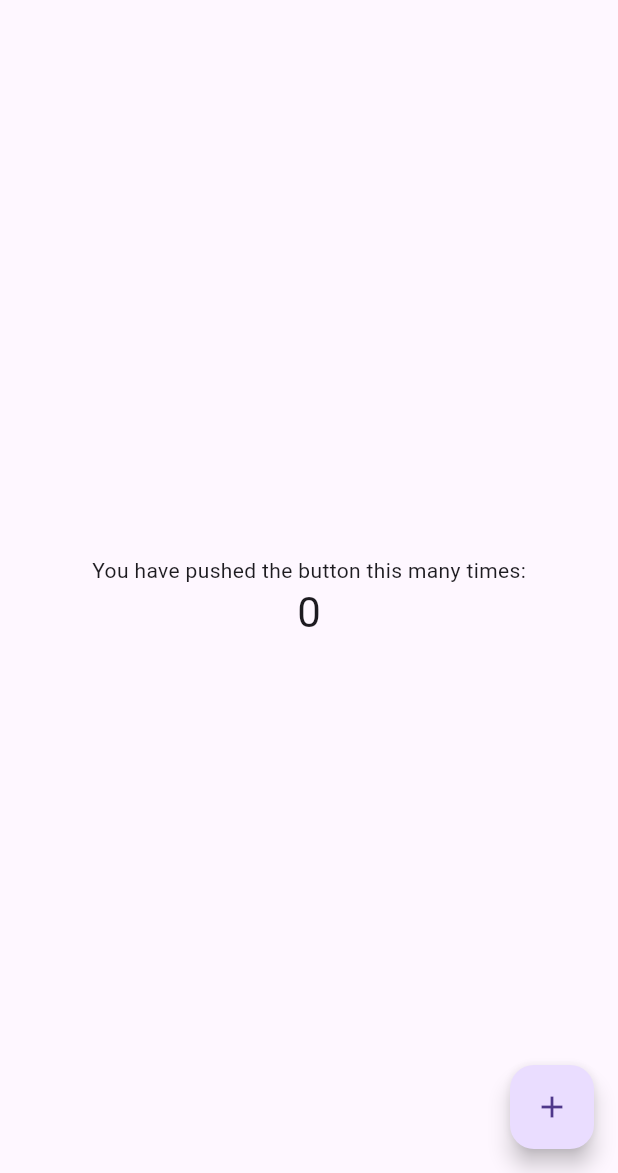
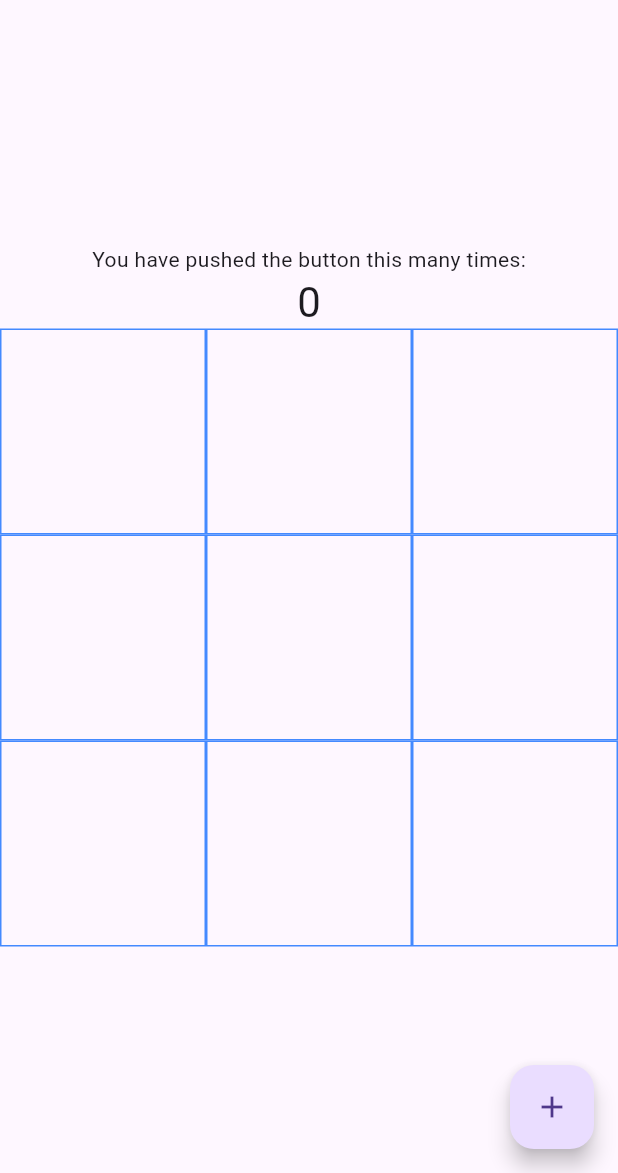
Before and after one commit to finaritraRavelonarivo/tp-sudoku-flutter, a Flutter app: the screen it shows after launch, on a phone screen of 412 x 824 dp, the part 63-1236 px from its top. Run offline on Flutter 3.47's test engine with Material 3 defaults, Android fonts, the phone set to English and light mode, and no system bars.

Commit message:
Resolves 1

```diff
--- a/lib/game.dart
+++ b/lib/game.dart
@@ -70,8 +70,23 @@ class _GameState extends State<Game> {
             ),
             Text(
               '$_counter',
-              style: Theme.of(context).textTheme.headline4,
+              style: Theme.of(context).textTheme.headlineMedium,
             ),
+             SizedBox(
+              width: boxSize * 3,
+              height: boxSize * 3,
+               child: GridView.count(
+                 crossAxisCount: 3,
+                 children: List.generate(9, (x) {
+                   return Container(
+                     width: boxSize,
+                     height: boxSize,
+                     decoration: BoxDecoration(border: Border.all(color: Colors.blueAccent))
+                   );
+                 }),
+               ),
+
+            )
           ],
         ),
       ),
```
Also changed, not shown: pubspec.lock.
